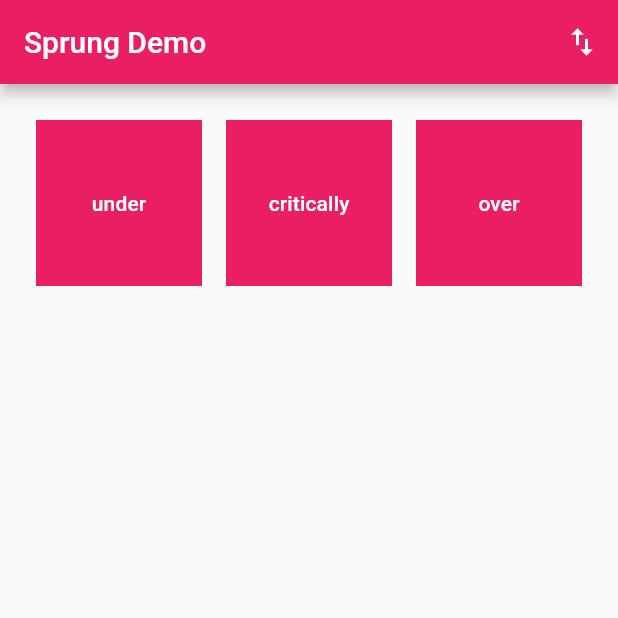
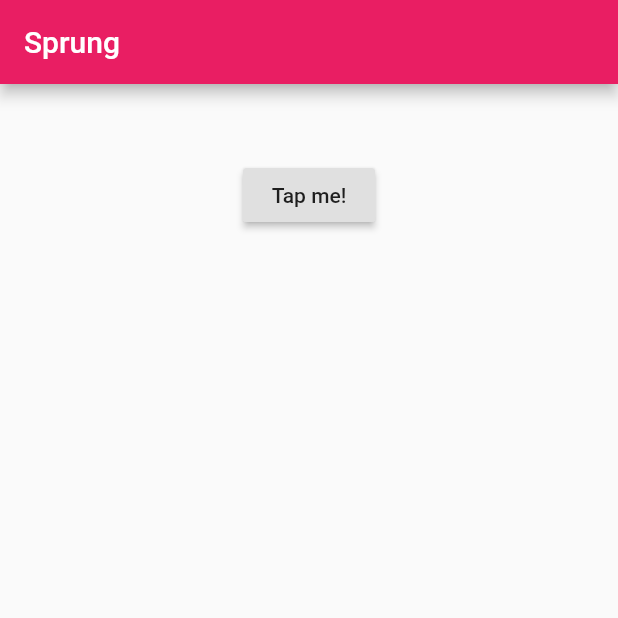
Before and after one commit to lukepighetti/sprung, a Flutter app: the screen it shows after launch, on a phone screen of 412 x 824 dp, the top half of it. Run offline on Flutter 3.47's test engine with Material 2 defaults, Android fonts, the phone set to English and light mode, and no system bars.

Commit message:
nits and documentation

````diff
--- a/example/lib/main.dart
+++ b/example/lib/main.dart
@@ -4,141 +4,56 @@ import 'package:sprung/sprung.dart';
 void main() => runApp(SprungDemoApp());
 
 class SprungDemoApp extends StatefulWidget {
+  static final title = 'Sprung';
+
   @override
   _SprungDemoAppState createState() => _SprungDemoAppState();
 }
 
 class _SprungDemoAppState extends State<SprungDemoApp> {
-  static final title = 'Sprung Demo';
-
-  /// The state map used to handle the animation toggle state for each [_AnimatedTrack].
-  final toggleMap = {
-    'under': false,
-    'critically': false,
-    'over': false,
-  };
-
-  /// The String/Curve map to build out our example [_AnimatedTrack]s.
-  final sprungMap = {
-    'under': Sprung.underDamped,
-    'critically': Sprung.criticallyDamped,
-    'over': Sprung.overDamped,
-  };
-
-  /// Toggle a single track based on a key from [sprungMap] and [toggleMap].
-  void handleToggle(String e) {
-    setState(() {
-      toggleMap[e] = !toggleMap[e];
-    });
-  }
-
-  /// Toggle all tracks in [toggleMap].
-  void handleToggleAll() {
-    setState(() {
-      toggleMap.forEach((key, _) {
-        handleToggle(key);
-      });
-    });
-  }
+  bool toggle = false;
 
   @override
   Widget build(BuildContext context) {
     return MaterialApp(
-      title: title,
+      title: SprungDemoApp.title,
       theme: ThemeData(primarySwatch: Colors.pink),
       debugShowCheckedModeBanner: false,
       home: Scaffold(
         /// App bar
         appBar: AppBar(
-          title: Text(title),
-          actions: [
-            IconButton(
-              icon: Icon(Icons.swap_vert),
-              onPressed: handleToggleAll,
-            ),
-          ],
+          title: Text(SprungDemoApp.title),
         ),
-        body: Container(
-          alignment: Alignment.topCenter,
-          padding: EdgeInsets.all(16.0),
-          child: Row(
-            children: <Widget>[
-              for (var e in sprungMap.entries)
-
-                /// Track
-                Expanded(
-                  child: _AnimatedTrack(
-                    title: e.key,
-                    curve: e.value,
-                    toggle: toggleMap[e.key],
-                    onTap: () => handleToggle(e.key),
-                  ),
-                ),
-            ],
+        body: AnimatedContainer(
+          /// Use [Sprung] in place of any curve.
+          ///
+          /// Opinionated curves are [Sprung.underDamped], [Sprung.criticallyDamped], [Sprung.overDamped].
+          /// These are the most common way to use [Sprung].
+          ///
+          /// If you wish to fine tune the damping action, use `Sprung()` which defaults to `Sprung(20)` and
+          /// is the same as [Sprung.criticallyDamped]. Changing the value will fine tune the damping action.
+          ///
+          /// If you want full control over making custom spring curves, [Sprung.custom] allows you to adjust
+          /// damping, stiffness, mass, and velocity.
+          ///
+          /// ```
+          /// Sprung.custom(
+          ///   damping: 20,
+          ///   stiffness: 180,
+          ///   mass: 1.0,
+          ///   velocity: 0.0,
+          /// )
+          /// ```
+          curve: Sprung.underDamped,
+          duration: Duration(milliseconds: 750),
+          alignment: toggle ? Alignment.bottomCenter : Alignment.topCenter,
+          margin: EdgeInsets.symmetric(vertical: 50),
+          child: RaisedButton(
+            child: Text('Tap me!'),
+            onPressed: () => setState(() => toggle = !toggle),
           ),
         ),
       ),
     );
   }
 }
-
-class _AnimatedTrack extends StatelessWidget {
-  /// A vertical track with animated alignment for a square tappable box with text.
-  ///
-  /// At the top of the track when [toggle] is true.
-  _AnimatedTrack({
-    Key key,
-    @required this.title,
-    @required this.curve,
-    this.toggle = false,
-    this.onTap,
-  }) : super(key: key);
-
-  /// The title to display on this animated track.
-  final String title;
-
-  /// The curve to animate with.
-  final Curve curve;
-
-  /// The callback to fire when tapping the button in this track.
-  final VoidCallback onTap;
-
-  /// If this track is toggled or not.
-  final bool toggle;
-
-  @override
-  Widget build(BuildContext context) {
-    final theme = Theme.of(context);
-
-    return TweenAnimationBuilder(
-      tween: Tween(end: toggle ? 1.0 : 0.0),
-      curve: curve,
-      duration: Duration(milliseconds: 750),
-      builder: (context, t, child) {
-        return Container(
-          margin: EdgeInsets.all(8),
-          alignment: Alignment.lerp(
-            Alignment.topCenter,
-            Alignment.bottomCenter,
-            t,
-          ),
-          child: AspectRatio(
-            aspectRatio: 1.0,
-            child: Material(
-              color: theme.primaryColor,
-              child: InkWell(
-                onTap: onTap,
-                child: Center(
-                  child: Text(
-                    title,
-                    style: theme.primaryTextTheme.subtitle2,
-                  ),
-                ),
-              ),
-            ),
-          ),
-        );
-      },
-    );
-  }
-}
--- a/lib/sprung.dart
+++ b/lib/sprung.dart
@@ -1,16 +1,41 @@
 import "package:flutter/physics.dart";
 import "package:flutter/widgets.dart";
 
+/// Use [Sprung] in place of any curve.
+///
+/// Opinionated curves are [Sprung.underDamped], [Sprung.criticallyDamped], [Sprung.overDamped].
+/// These are the most common way to use [Sprung].
+///
+/// If you wish to fine tune the damping action, use `Sprung()` which defaults to `Sprung(20)` and
+/// is the same as [Sprung.criticallyDamped]. Changing the value will fine tune the damping action.
+///
+/// If you want full control over making custom spring curves, [Sprung.custom] allows you to adjust
+/// damping, stiffness, mass, and velocity.
+///
+/// ```
+/// Sprung.custom(
+///   damping: 20,
+///   stiffness: 180,
+///   mass: 1.0,
+///   velocity: 0.0,
+/// )
+/// ```
 class Sprung extends Curve {
-  /// The underlying physics simulation.
-  final SpringSimulation _sim;
-
   /// A Curve that uses the Flutter Physics engine to drive realistic animations.
   ///
   /// Provides a critically damped spring by default, with an easily overrideable damping value.
   ///
   /// See also: [Sprung.custom], [Sprung.underDamped], [Sprung.criticallyDamped], [Sprung.overDamped]
   factory Sprung([double damping = 20]) => Sprung.custom(damping: damping);
+
+  /// Provides an **under damped** spring, which wobbles loosely at the end.
+  static final underDamped = Sprung(12);
+
+  /// Provides a **critically damped** spring, which overshoots once very slightly.
+  static final criticallyDamped = Sprung(20);
+
+  /// Provides an **over damped** spring, which smoothly glides into place.
+  static final overDamped = Sprung(28);
 
   /// Provides a critically damped spring by default, with an easily overrideable damping, stiffness,
   /// mass, and initial velocity value.
@@ -30,14 +55,8 @@ class Sprung extends Curve {
           velocity,
         );
 
-  /// Provides an **under damped** spring, which wobbles loosely at the end.
-  static final underDamped = Sprung(12);
-
-  /// Provides a **critically damped** spring, which overshoots once very slightly.
-  static final criticallyDamped = Sprung(20);
-
-  /// Provides an **over damped** spring, which smoothly glides into place.
-  static final overDamped = Sprung(28);
+  /// The underlying physics simulation.
+  final SpringSimulation _sim;
 
   /// Returns the position from the simulator and corrects the final output `x(1.0)` for tight tolerances.
   @override
````
Also changed, not shown: 1 other file.
